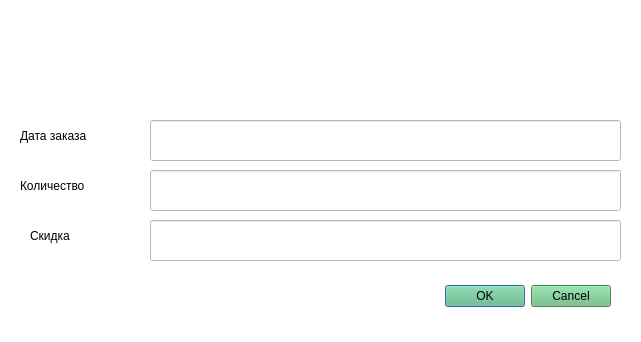
This is ZakazDobavRedakt.ui in NasyaAnanasya2005/AnisimovaPraktika13 as Qt 5 draws it before an edit. The edited form follows.
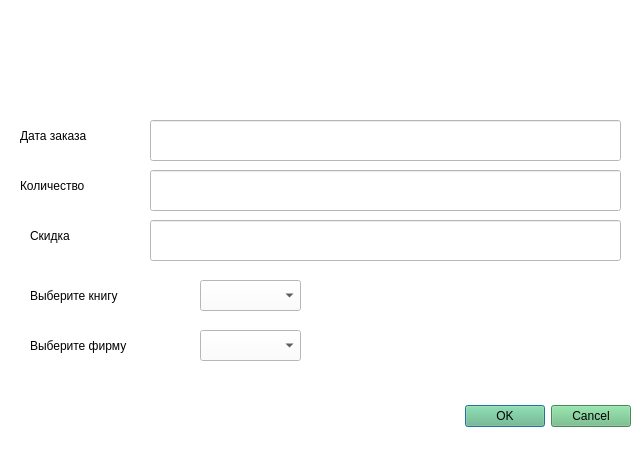
This is the edited form. Icons and pictures are not drawn.

```diff
--- a/ZakazDobavRedakt.ui
+++ b/ZakazDobavRedakt.ui
@@ -7,7 +7,7 @@
     <x>0</x>
     <y>0</y>
     <width>641</width>
-    <height>342</height>
+    <height>449</height>
    </rect>
   </property>
   <property name="windowTitle">
@@ -23,8 +23,8 @@
   <widget class="QDialogButtonBox" name="buttonBox">
    <property name="geometry">
     <rect>
-     <x>310</x>
-     <y>280</y>
+     <x>330</x>
+     <y>400</y>
      <width>301</width>
      <height>32</height>
     </rect>
@@ -147,6 +147,58 @@
     </rect>
    </property>
   </widget>
+  <widget class="QComboBox" name="comboBox">
+   <property name="geometry">
+    <rect>
+     <x>200</x>
+     <y>280</y>
+     <width>101</width>
+     <height>31</height>
+    </rect>
+   </property>
+  </widget>
+  <widget class="QLabel" name="label_5">
+   <property name="geometry">
+    <rect>
+     <x>30</x>
+     <y>280</y>
+     <width>161</width>
+     <height>31</height>
+    </rect>
+   </property>
+   <property name="styleSheet">
+    <string notr="true">font: 12pt &quot;Segoe UI&quot;;</string>
+   </property>
+   <property name="text">
+    <string>Выберите книгу</string>
+   </property>
+  </widget>
+  <widget class="QLabel" name="label_6">
+   <property name="geometry">
+    <rect>
+     <x>30</x>
+     <y>330</y>
+     <width>161</width>
+     <height>31</height>
+    </rect>
+   </property>
+   <property name="styleSheet">
+    <string notr="true">font: 12pt &quot;Segoe UI&quot;;</string>
+   </property>
+   <property name="text">
+    <string>Выберите фирму</string>
+   </property>
+  </widget>
+  <widget class="QComboBox" name="comboBox_2">
+   <property name="geometry">
+    <rect>
+     <x>200</x>
+     <y>330</y>
+     <width>101</width>
+     <height>31</height>
+    </rect>
+   </property>
+  </widget>
  </widget>
  <resources/>
  <connections>
```
